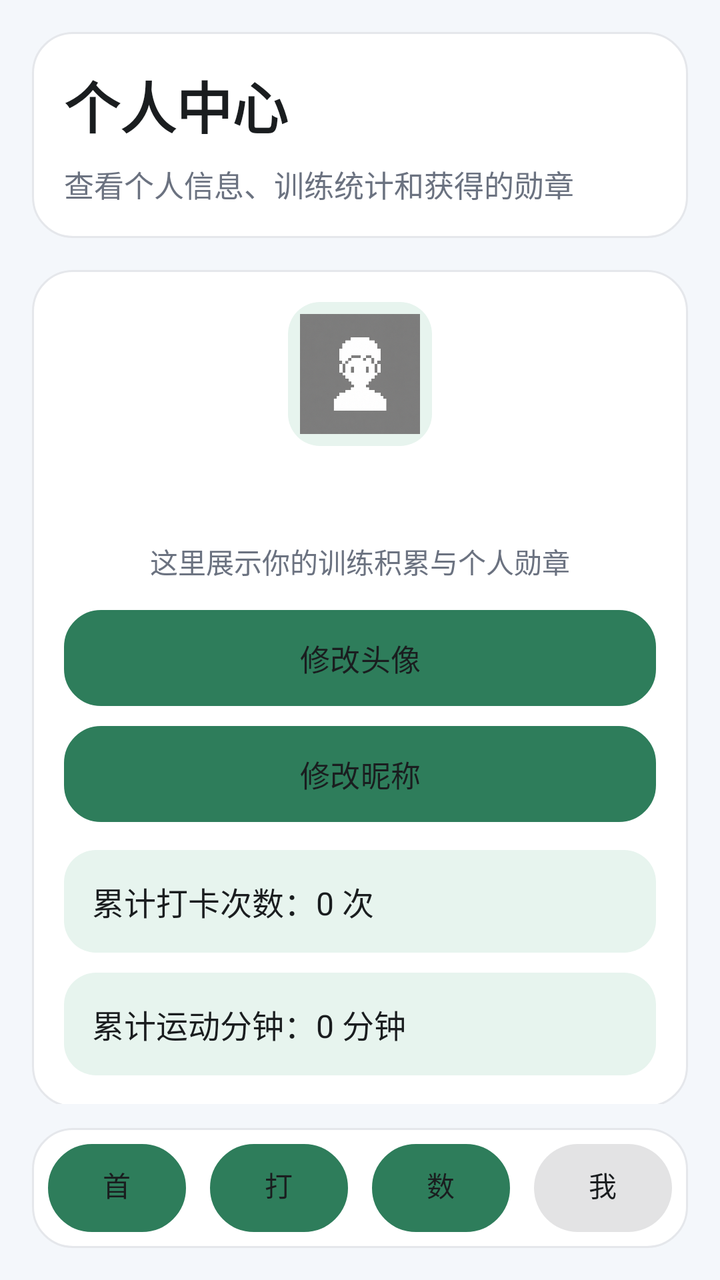
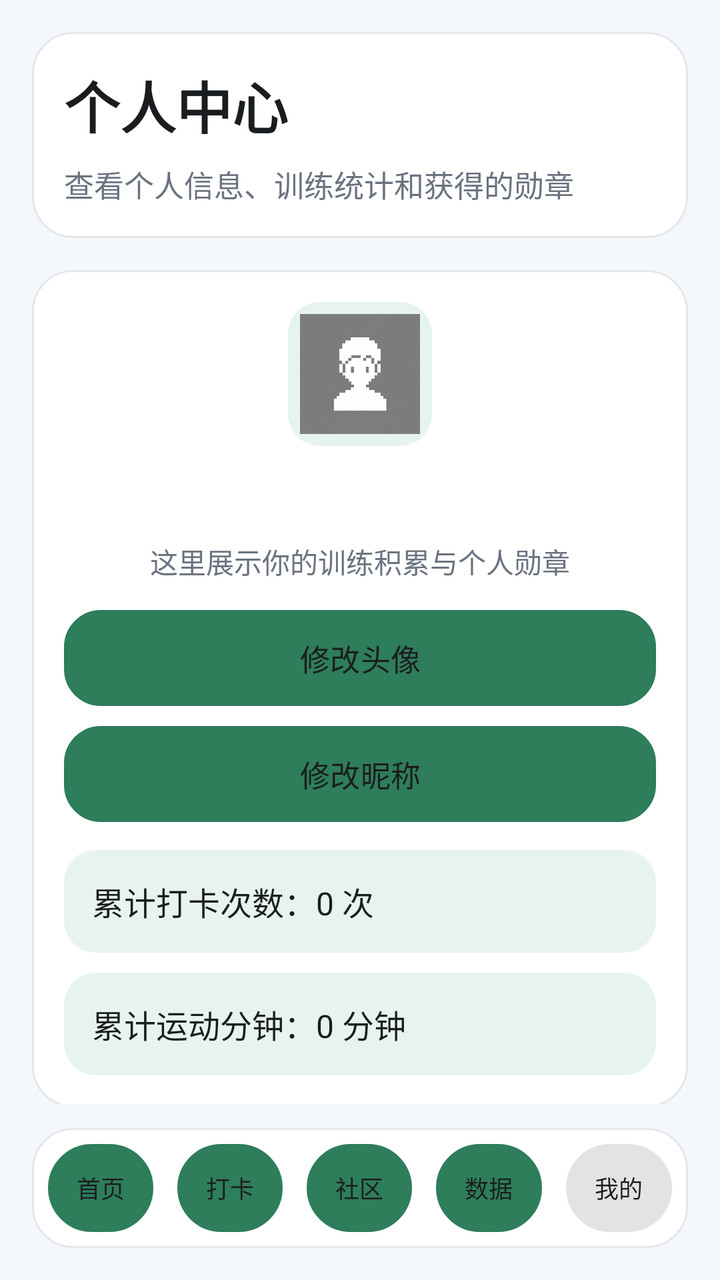

Before-and-after screenshots of an Android layout around one commit, followed by the original layout XML and the change that was made.
<!-- AndroidManifest.xml: application theme Theme.FitnessCheckInApp -->
<!-- res/layout/activity_mine.xml -->
<?xml version="1.0" encoding="utf-8"?>
<LinearLayout xmlns:android="http://schemas.android.com/apk/res/android"
    android:layout_width="match_parent"
    android:layout_height="match_parent"
    android:background="@color/app_background"
    android:orientation="vertical"
    android:padding="16dp">

    <ScrollView
        android:layout_width="match_parent"
        android:layout_height="0dp"
        android:layout_weight="1"
        android:fillViewport="true"
        android:scrollbars="none">

        <LinearLayout
            android:layout_width="match_parent"
            android:layout_height="wrap_content"
            android:orientation="vertical">

            <LinearLayout
                android:layout_width="match_parent"
                android:layout_height="wrap_content"
                android:background="@drawable/bg_card"
                android:orientation="vertical">

                <TextView
                    android:layout_width="wrap_content"
                    android:layout_height="wrap_content"
                    android:text="@string/mine_title"
                    android:textColor="@color/text_primary"
                    android:textSize="28sp"
                    android:textStyle="bold" />

                <TextView
                    android:layout_width="wrap_content"
                    android:layout_height="wrap_content"
                    android:layout_marginTop="8dp"
                    android:text="@string/mine_desc"
                    android:textColor="@color/text_secondary"
                    android:textSize="15sp" />
            </LinearLayout>

            <LinearLayout
                android:layout_width="match_parent"
                android:layout_height="wrap_content"
                android:layout_marginTop="16dp"
                android:background="@drawable/bg_card"
                android:gravity="center_horizontal"
                android:orientation="vertical">

                <ImageView
                    android:id="@+id/ivAvatar"
                    android:layout_width="72dp"
                    android:layout_height="72dp"
                    android:background="@drawable/bg_highlight"
                    android:contentDescription="@string/mine_avatar_desc"
                    android:padding="6dp"
                    android:scaleType="centerCrop"
                    android:src="@drawable/default_avatar" />

                <TextView
                    android:id="@+id/tvNickname"
                    android:layout_width="wrap_content"
                    android:layout_height="wrap_content"
                    android:layout_marginTop="12dp"
                    android:clickable="true"
                    android:focusable="true"
                    android:textColor="@color/text_primary"
                    android:textSize="22sp"
                    android:textStyle="bold" />

                <TextView
                    android:layout_width="wrap_content"
                    android:layout_height="wrap_content"
                    android:layout_marginTop="6dp"
                    android:text="@string/mine_profile_hint"
                    android:textColor="@color/text_secondary"
                    android:textSize="14sp" />

                <Button
                    android:id="@+id/btnEditAvatar"
                    android:layout_width="match_parent"
                    android:layout_height="48dp"
                    android:layout_marginTop="14dp"
                    android:background="@drawable/bg_button_secondary"
                    android:text="@string/action_edit_avatar"
                    android:textColor="@color/text_primary"
                    android:textSize="15sp" />

                <Button
                    android:id="@+id/btnEditNickname"
                    android:layout_width="match_parent"
                    android:layout_height="48dp"
                    android:layout_marginTop="10dp"
                    android:background="@drawable/bg_button_secondary"
                    android:text="@string/action_edit_nickname"
                    android:textColor="@color/text_primary"
                    android:textSize="15sp" />

                <TextView
                    android:id="@+id/tvMineTotalCount"
                    android:layout_width="match_parent"
                    android:layout_height="wrap_content"
                    android:layout_marginTop="14dp"
                    android:background="@drawable/bg_highlight"
                    android:padding="14dp"
                    android:text="@string/mine_total_count_default"
                    android:textColor="@color/text_primary"
                    android:textSize="16sp" />

                <TextView
                    android:id="@+id/tvMineTotalMinutes"
                    android:layout_width="match_parent"
                    android:layout_height="wrap_content"
                    android:layout_marginTop="10dp"
                    android:background="@drawable/bg_highlight"
                    android:padding="14dp"
                    android:text="@string/mine_total_minutes_default"
                    android:textColor="@color/text_primary"
                    android:textSize="16sp" />
            </LinearLayout>

            <LinearLayout
                android:layout_width="match_parent"
                android:layout_height="wrap_content"
                android:layout_marginTop="16dp"
                android:background="@drawable/bg_card"
                android:orientation="vertical">

                <TextView
                    android:layout_width="wrap_content"
                    android:layout_height="wrap_content"
                    android:text="@string/mine_badge_title"
                    android:textColor="@color/text_primary"
                    android:textSize="18sp"
                    android:textStyle="bold" />

                <TextView
                    android:layout_width="wrap_content"
                    android:layout_height="wrap_content"
                    android:layout_marginTop="6dp"
                    android:text="@string/mine_badge_hint"
                    android:textColor="@color/text_secondary"
                    android:textSize="14sp" />

                <TextView
                    android:id="@+id/tvBadgeList"
                    android:layout_width="match_parent"
                    android:layout_height="wrap_content"
                    android:layout_marginTop="14dp"
                    android:background="@drawable/bg_highlight"
                    android:padding="14dp"
                    android:text="@string/badge_none"
                    android:textColor="@color/text_primary"
                    android:textSize="16sp" />
            </LinearLayout>

            <LinearLayout
                android:layout_width="match_parent"
                android:layout_height="wrap_content"
                android:layout_marginTop="16dp"
                android:background="@drawable/bg_card"
                android:orientation="vertical">

                <Button
                    android:id="@+id/btnAboutSystem"
                    android:layout_width="match_parent"
                    android:layout_height="50dp"
                    android:background="@drawable/bg_button_secondary"
                    android:text="@string/action_about_system"
                    android:textColor="@color/text_primary"
                    android:textSize="16sp" />

                <Button
                    android:id="@+id/btnLogout"
                    android:layout_width="match_parent"
                    android:layout_height="50dp"
                    android:layout_marginTop="12dp"
                    android:background="@drawable/bg_button_secondary"
                    android:text="@string/action_logout"
                    android:textColor="@color/text_primary"
                    android:textSize="16sp" />

                <Button
                    android:id="@+id/btnClearRecords"
                    android:layout_width="match_parent"
                    android:layout_height="50dp"
                    android:layout_marginTop="12dp"
                    android:background="@drawable/bg_button_secondary"
                    android:text="@string/action_clear_records"
                    android:textColor="@color/text_primary"
                    android:textSize="16sp" />
            </LinearLayout>
        </LinearLayout>
    </ScrollView>

    <LinearLayout
        android:layout_width="match_parent"
        android:layout_height="wrap_content"
        android:layout_marginTop="12dp"
        android:background="@drawable/bg_card"
        android:gravity="center"
        android:orientation="horizontal"
        android:padding="8dp">

        <Button
            android:id="@+id/btnHome"
            android:layout_width="0dp"
            android:layout_height="44dp"
            android:layout_marginEnd="6dp"
            android:layout_weight="1"
            android:background="@drawable/bg_nav_button"
            android:text="@string/nav_home"
            android:textColor="@color/text_primary"
            android:textSize="14sp" />

        <Button
            android:id="@+id/btnCheckIn"
            android:layout_width="0dp"
            android:layout_height="44dp"
            android:layout_marginHorizontal="6dp"
            android:layout_weight="1"
            android:background="@drawable/bg_nav_button"
            android:text="@string/nav_check_in"
            android:textColor="@color/text_primary"
            android:textSize="14sp" />

        <Button
            android:id="@+id/btnData"
            android:layout_width="0dp"
            android:layout_height="44dp"
            android:layout_marginHorizontal="6dp"
            android:layout_weight="1"
            android:background="@drawable/bg_nav_button"
            android:text="@string/nav_data"
            android:textColor="@color/text_primary"
            android:textSize="14sp" />

        <Button
            android:id="@+id/btnMine"
            android:layout_width="0dp"
            android:layout_height="44dp"
            android:layout_marginStart="6dp"
            android:layout_weight="1"
            android:background="@drawable/bg_nav_button"
            android:enabled="false"
            android:text="@string/nav_mine"
            android:textColor="@color/text_primary"
            android:textSize="14sp" />
    </LinearLayout>

</LinearLayout>
<!-- resources referenced by this layout -->
<resources>
  <color name="app_background">#FFF4F7FB</color>
  <color name="text_primary">#FF1A1D1F</color>
  <color name="text_secondary">#FF6B7280</color>
  <!-- drawable bg_card (drawable) -->
  <?xml version="1.0" encoding="utf-8"?>
  <shape xmlns:android="http://schemas.android.com/apk/res/android">
      <solid android:color="@color/card_background" />
      <corners android:radius="20dp" />
      <stroke
          android:width="1dp"
          android:color="@color/divider" />
      <padding
          android:left="16dp"
          android:top="16dp"
          android:right="16dp"
          android:bottom="16dp" />
  </shape>
  <!-- drawable bg_highlight (drawable) -->
  <?xml version="1.0" encoding="utf-8"?>
  <shape xmlns:android="http://schemas.android.com/apk/res/android">
      <solid android:color="@color/secondary" />
      <corners android:radius="16dp" />
  </shape>
  <!-- drawable bg_nav_button (drawable) -->
  <?xml version="1.0" encoding="utf-8"?>
  <selector xmlns:android="http://schemas.android.com/apk/res/android">
      <item android:state_enabled="false">
          <shape>
              <solid android:color="@color/secondary_dark" />
              <corners android:radius="22dp" />
          </shape>
      </item>
      <item>
          <shape>
              <solid android:color="@color/white" />
              <corners android:radius="22dp" />
              <stroke
                  android:width="1dp"
                  android:color="@color/divider" />
          </shape>
      </item>
  </selector>
  <string name="action_about_system">关于系统</string>
  <string name="action_clear_records">清空训练记录</string>
  <string name="action_edit_avatar">修改头像</string>
  <string name="action_edit_nickname">修改昵称</string>
  <string name="action_logout">退出登录</string>
  <string name="badge_none">暂无勋章，继续加油</string>
  <string name="mine_avatar_desc">用户头像</string>
  <string name="mine_badge_hint">达成条件后会显示已解锁，未达成则保持未解锁状态</string>
  <string name="mine_badge_title">我的勋章</string>
  <string name="mine_desc">查看个人信息、训练统计和获得的勋章</string>
  <string name="mine_profile_hint">这里展示你的训练积累与个人勋章</string>
  <string name="mine_title">个人中心</string>
  <string name="mine_total_count_default">累计打卡次数：0 次</string>
  <string name="mine_total_minutes_default">累计运动分钟：0 分钟</string>
  <string name="nav_check_in">打卡</string>
  <string name="nav_data">数据</string>
  <string name="nav_home">首页</string>
  <string name="nav_mine">我的</string>
  <style name="Theme.FitnessCheckInApp" parent="Base.Theme.FitnessCheckInApp" />
  <color name="divider">#FFE5E7EB</color>
  <color name="white">#FFFFFFFF</color>
  <color name="card_background">#FFFFFFFF</color>
  <color name="secondary">#FFE7F4EE</color>
  <color name="secondary_dark">#FFCDE7D9</color>
  <style name="Base.Theme.FitnessCheckInApp" parent="Theme.Material3.DayNight.NoActionBar">
          <item name="android:windowBackground">@color/app_background</item>
          <item name="colorPrimary">@color/primary</item>
          <item name="colorPrimaryContainer">@color/secondary</item>
          <item name="android:statusBarColor">@color/primary_dark</item>
          <item name="android:navigationBarColor">@color/white</item>
          <item name="android:textColorPrimary">@color/text_primary</item>
          <item name="android:textColorSecondary">@color/text_secondary</item>
      </style>
  <color name="primary">#FF2E7D5B</color>
  <color name="primary_dark">#FF1F5C42</color>
  <!-- unchanged entries left out for length: 2 -->
</resources>

<!-- the commit's change to res/layout/activity_mine.xml (unified diff, before → after) -->
@@ -1,5 +1,6 @@
 <?xml version="1.0" encoding="utf-8"?>
 <LinearLayout xmlns:android="http://schemas.android.com/apk/res/android"
+    xmlns:app="http://schemas.android.com/apk/res-auto"
     android:layout_width="match_parent"
     android:layout_height="match_parent"
     android:background="@color/app_background"
@@ -206,6 +207,10 @@
 
         <Button
             android:id="@+id/btnHome"
+            android:minWidth="0dp"
+            android:minHeight="0dp"
+            android:paddingStart="2dp"
+            android:paddingEnd="2dp"
             android:layout_width="0dp"
             android:layout_height="44dp"
             android:layout_marginEnd="6dp"
@@ -213,10 +218,14 @@
             android:background="@drawable/bg_nav_button"
             android:text="@string/nav_home"
             android:textColor="@color/text_primary"
-            android:textSize="14sp" />
+            android:textSize="12sp" />
 
         <Button
             android:id="@+id/btnCheckIn"
+            android:minWidth="0dp"
+            android:minHeight="0dp"
+            android:paddingStart="2dp"
+            android:paddingEnd="2dp"
             android:layout_width="0dp"
             android:layout_height="44dp"
             android:layout_marginHorizontal="6dp"
@@ -224,10 +233,29 @@
             android:background="@drawable/bg_nav_button"
             android:text="@string/nav_check_in"
             android:textColor="@color/text_primary"
-            android:textSize="14sp" />
+            android:textSize="12sp" />
+
+        <Button
+            android:id="@+id/btnSocial"
+            android:minWidth="0dp"
+            android:minHeight="0dp"
+            android:paddingStart="2dp"
+            android:paddingEnd="2dp"
+            android:layout_width="0dp"
+            android:layout_height="44dp"
+            android:layout_marginHorizontal="6dp"
+            android:layout_weight="1"
+            android:background="@drawable/bg_nav_button"
+            android:text="@string/nav_social"
+            android:textColor="@color/text_primary"
+            android:textSize="12sp" />
 
         <Button
             android:id="@+id/btnData"
+            android:minWidth="0dp"
+            android:minHeight="0dp"
+            android:paddingStart="2dp"
+            android:paddingEnd="2dp"
             android:layout_width="0dp"
             android:layout_height="44dp"
             android:layout_marginHorizontal="6dp"
@@ -235,10 +263,14 @@
             android:background="@drawable/bg_nav_button"
             android:text="@string/nav_data"
             android:textColor="@color/text_primary"
-            android:textSize="14sp" />
+            android:textSize="12sp" />
 
         <Button
             android:id="@+id/btnMine"
+            android:minWidth="0dp"
+            android:minHeight="0dp"
+            android:paddingStart="2dp"
+            android:paddingEnd="2dp"
             android:layout_width="0dp"
             android:layout_height="44dp"
             android:layout_marginStart="6dp"
@@ -247,7 +279,7 @@
             android:enabled="false"
             android:text="@string/nav_mine"
             android:textColor="@color/text_primary"
-            android:textSize="14sp" />
+            android:textSize="12sp" />
     </LinearLayout>
 
 </LinearLayout>
<!-- resource entries referenced after the edit -->
@@ -60,6 +60,7 @@
   <string name="nav_data">数据</string>
   <string name="nav_home">首页</string>
   <string name="nav_mine">我的</string>
+  <string name="nav_social">社区</string>
   <style name="Theme.FitnessCheckInApp" parent="Base.Theme.FitnessCheckInApp" />
   <color name="divider">#FFE5E7EB</color>
   <color name="white">#FFFFFFFF</color>
